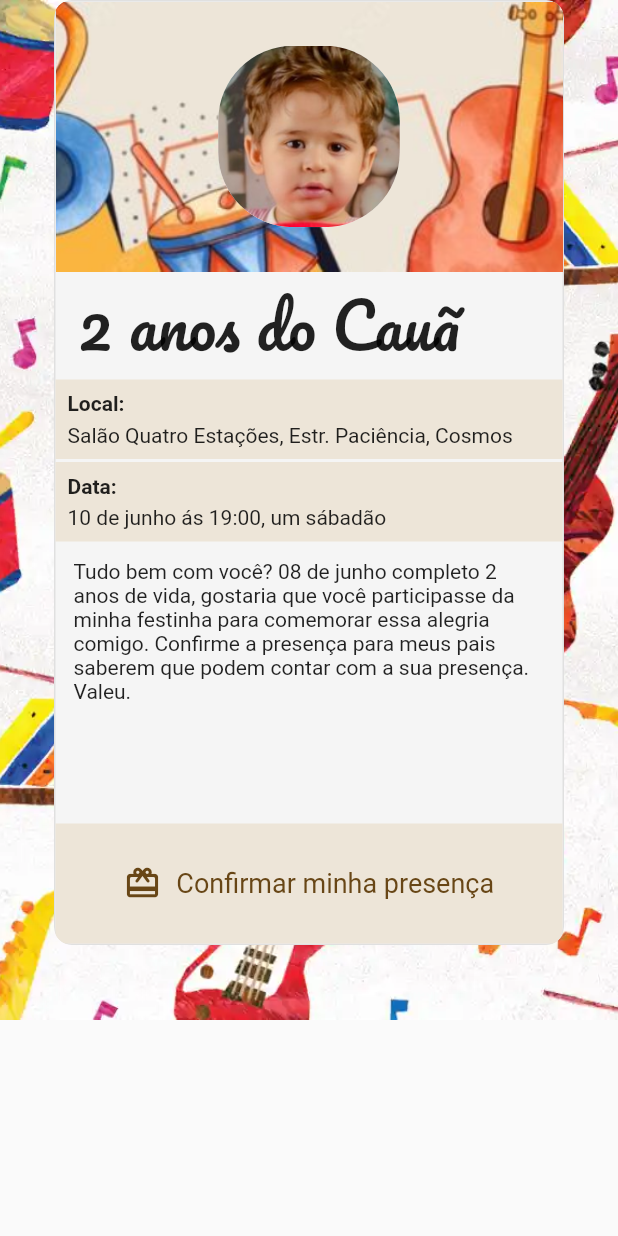
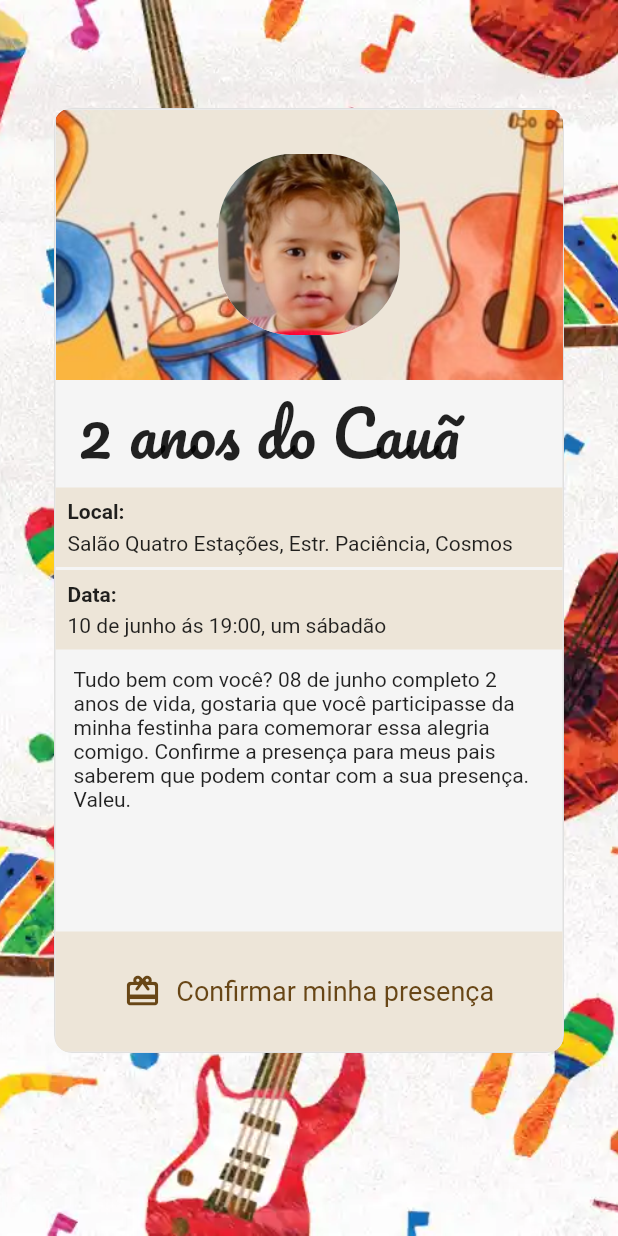
Before and after one commit to auguzsto/convitecaua, a Flutter app: the screen it shows after launch, on a phone screen of 412 x 824 dp. Run offline on Flutter 3.47's test engine with Material 2 defaults, Android fonts, the phone set to English and light mode, and no system bars; our stand-ins replace google_fonts, mask_text_input_formatter, supabase_flutter; accounts and stored records are empty.

Commit message:
remove scroll view in home page

```diff
--- a/lib/src/pages/home/home_page.dart
+++ b/lib/src/pages/home/home_page.dart
@@ -19,8 +19,7 @@ class _HomePageState extends State<HomePage> {
     Size size = MediaQuery.of(context).size;
     return Scaffold(
       //Body
-      body: SingleChildScrollView(
-        child: Container(
+      body: Container(
         decoration: const BoxDecoration(
           image: DecorationImage(
               image: AssetImage(Images.background), fit: BoxFit.cover),
@@ -189,8 +188,8 @@ class _HomePageState extends State<HomePage> {
                                           width: 25,
                                           height: 25,
                                           child: CircularProgressIndicator(
-                                              color: Color.fromARGB(
-                                                  230, 89, 53, 1),
+                                            color:
+                                                Color.fromARGB(230, 89, 53, 1),
                                           ),
                                         ),
                                       ),
@@ -228,7 +227,6 @@ class _HomePageState extends State<HomePage> {
           ],
         ),
       ),
-      ),
     );
   }
 }
```
Lines whose indentation alone changed are shown as unchanged.
